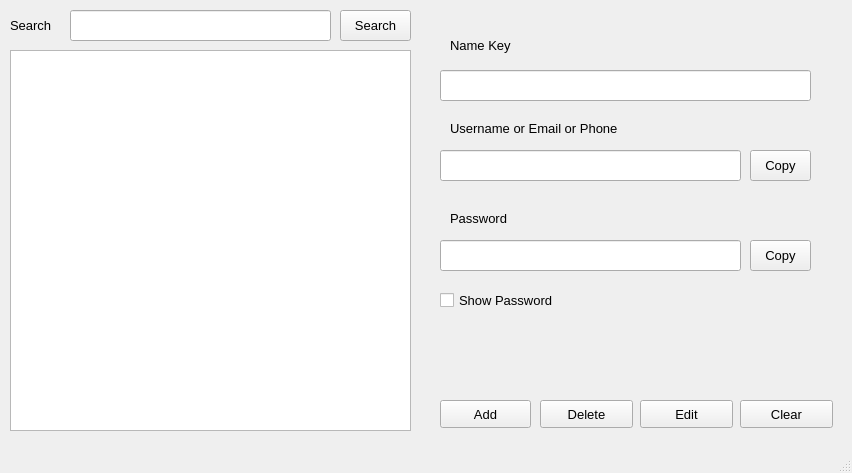
Old version of the form ui/main.ui in the repository GkungZ01/KeyLocker.
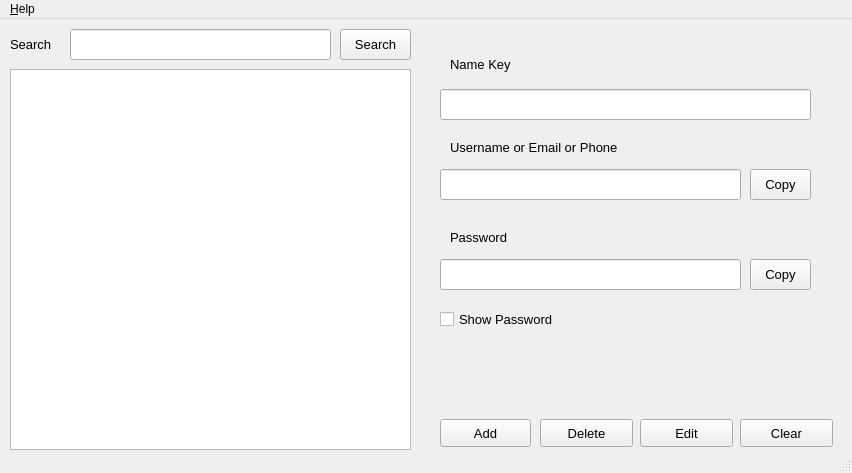
New version of the form. Icons and pictures are not drawn.

Diff of the .ui file:
```diff
--- a/ui/main.ui
+++ b/ui/main.ui
@@ -326,6 +326,28 @@
    </widget>
   </widget>
   <widget class="QStatusBar" name="statusbar"/>
+  <widget class="QMenuBar" name="menuBar">
+   <property name="geometry">
+    <rect>
+     <x>0</x>
+     <y>0</y>
+     <width>852</width>
+     <height>21</height>
+    </rect>
+   </property>
+   <widget class="QMenu" name="menu_Help">
+    <property name="title">
+     <string>&amp;Help</string>
+    </property>
+    <addaction name="actionAbout"/>
+   </widget>
+   <addaction name="menu_Help"/>
+  </widget>
+  <action name="actionAbout">
+   <property name="text">
+    <string>About</string>
+   </property>
+  </action>
  </widget>
  <resources/>
  <connections/>
```
Left out of the diff: 10 changed lines with no effect on the pictures.
